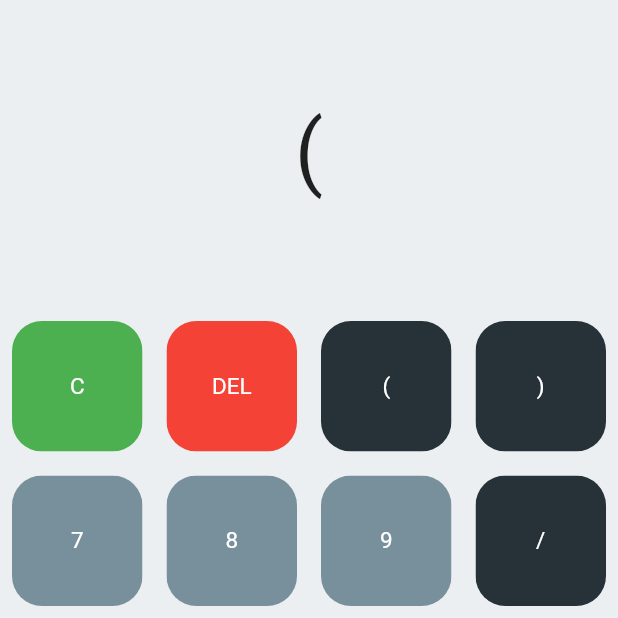
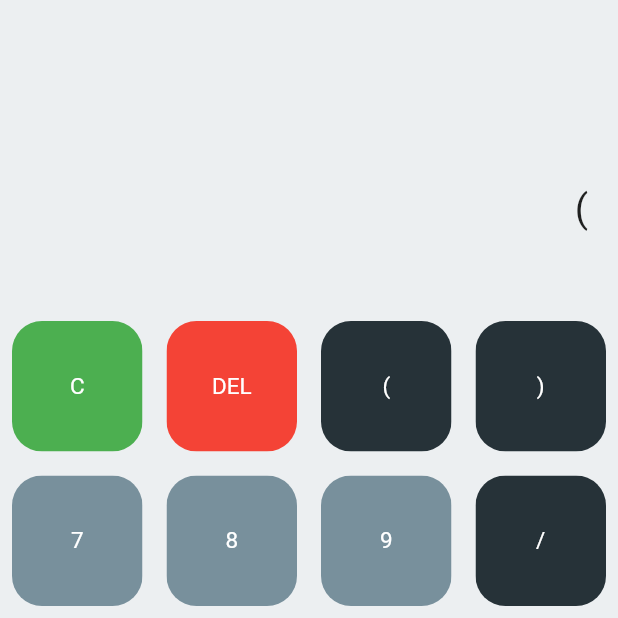
Before and after one commit to adheramaf7/calculator-test, a Flutter app: the screen it shows after launch, after a tap on an icon or button, on a phone screen of 412 x 824 dp, the top half of it. Run offline on Flutter 3.47's test engine with Material 2 defaults, Android fonts, the phone set to English and light mode, and no system bars; our stand-ins replace math_expressions; missing offline and left inert: terbilang.

Commit message:
showing output

```diff
--- a/lib/providers/operation.dart
+++ b/lib/providers/operation.dart
@@ -35,10 +35,12 @@ class Operation with ChangeNotifier {
   };
   String _expression = '';
   int _bracketsOpen = 0;
+  bool _answerMode = false;
 
   String get expression => _expression;
   int get expressionLength => _expression.length;
   int get bracketsOpen => _bracketsOpen;
+  bool get answerMode => _answerMode;
 
   String get lastChar =>
       expressionLength > 0 ? _expression.substring(expressionLength - 1) : '';
@@ -47,6 +49,7 @@ class Operation with ChangeNotifier {
     if (_expression == '') {
       return 0;
     }
+    try {
       String expression = _expression.replaceAll('x', '*');
       expression = expression.replaceAll(',', '.');
       Parser pars = Parser();
@@ -54,6 +57,7 @@ class Operation with ChangeNotifier {
       Expression ex = pars.parse(expression);
       double hasil = ex.evaluate(EvaluationType.REAL, cm);
       return hasil;
+    } catch (e) {}
   }
 
   String get terbilang {
@@ -98,11 +102,11 @@ class Operation with ChangeNotifier {
       return;
     }
 
-    if (text == '(') {
+    if (lastChar == '(') {
       return;
     }
 
-    if (text == ',') {
+    if (lastChar == ',') {
       return;
     }
 
@@ -211,7 +215,13 @@ class Operation with ChangeNotifier {
   }
 
   void clear() {
+    _answerMode = false;
     _expression = '';
+    notifyListeners();
+  }
+
+  void answer() {
+    _answerMode = true;
     notifyListeners();
   }
 
--- a/lib/screens/home_screen.dart
+++ b/lib/screens/home_screen.dart
@@ -24,9 +24,7 @@ class _HomeScreenState extends State<HomeScreen> {
         operation.clear();
         break;
       case 'ANS':
-        if (operation.bracketsOpen == 0) {
-          print(operation.hasil);
-        }
+        operation.answer();
         break;
       default:
         operation.add(text);
@@ -59,30 +57,43 @@ class _HomeScreenState extends State<HomeScreen> {
       backgroundColor: Colors.blueGrey[50],
       body: Column(
         mainAxisSize: MainAxisSize.max,
+        mainAxisAlignment: MainAxisAlignment.end,
         children: [
           Expanded(
-            child: FittedBox(
-              child: Container(
-                margin: EdgeInsets.only(top: 20),
-                padding: EdgeInsets.all(30),
-                child: Column(
-                  crossAxisAlignment: CrossAxisAlignment.end,
-                  children: [
-                    Text(
-                      operation.expression,
-                      style: TextStyle(
-                        fontSize: 40,
+            child: Container(
+              padding: EdgeInsets.all(20),
+              alignment: Alignment.bottomRight,
+              child: Column(
+                mainAxisAlignment: MainAxisAlignment.end,
+                children: [
+                  Container(
+                    alignment: Alignment.bottomRight,
+                    child: FittedBox(
+                      child: Text(
+                        operation.answerMode
+                            ? operation.hasil.toString()
+                            : (operation.expressionLength > 0
+                                ? operation.expression
+                                : ' '),
+                        style: TextStyle(fontSize: 26),
                       ),
                     ),
-                    SizedBox(
-                      height: 10,
+                  ),
+                  Container(
+                    alignment: Alignment.bottomRight,
+                    child: Text(
+                      operation.answerMode ? operation.expression : ' ',
+                      style: TextStyle(color: Colors.black45),
                     ),
-                    Text(
-                      '',
-                      style: TextStyle(fontSize: 10, color: Colors.black54),
+                  ),
+                  Container(
+                    alignment: Alignment.bottomRight,
+                    child: Text(
+                      operation.answerMode ? operation.terbilang : ' ',
+                      style: TextStyle(color: Colors.black45),
                     ),
-                  ],
-                ),
+                  ),
+                ],
               ),
             ),
           ),
```
Lines whose indentation alone changed are shown as unchanged.
